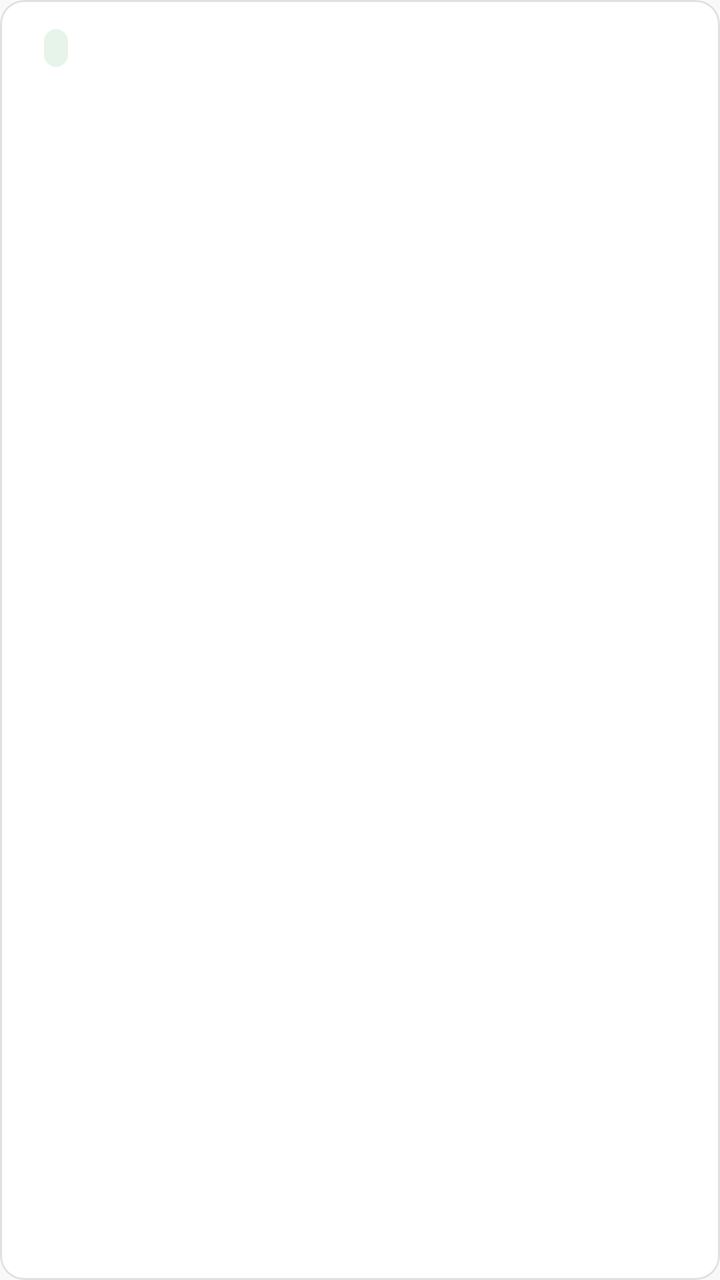
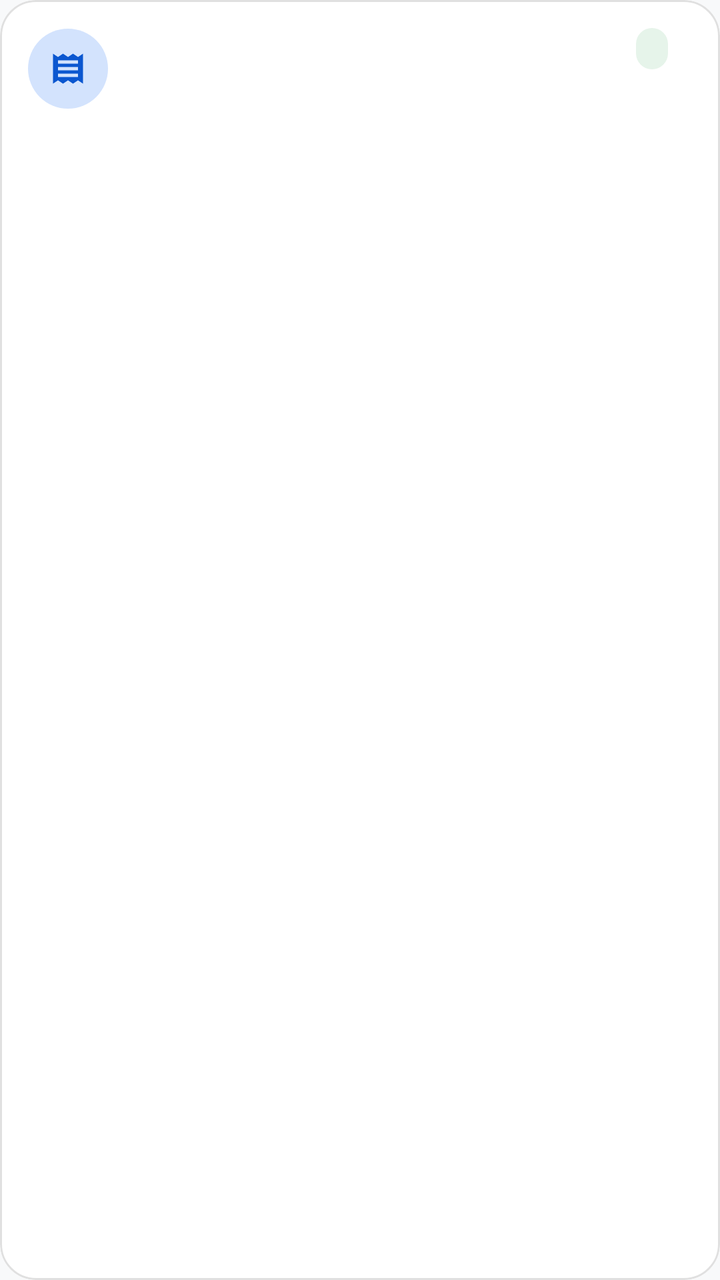

Two renders of the same Android screen: before a commit and after it. Below are the layout's source before the change and the commit's diff.
<!-- AndroidManifest.xml: application theme Theme.OrderPro -->
<!-- res/layout/item_order.xml -->
<?xml version="1.0" encoding="utf-8"?>
<com.google.android.material.card.MaterialCardView xmlns:android="http://schemas.android.com/apk/res/android"
    xmlns:app="http://schemas.android.com/apk/res-auto"
    android:layout_width="match_parent"
    android:layout_height="wrap_content"
    android:layout_marginBottom="8dp"
    app:cardBackgroundColor="@color/surface_light"
    app:cardCornerRadius="12dp"
    app:strokeColor="@color/outline_light"
    app:strokeWidth="1dp">

    <LinearLayout
        android:layout_width="match_parent"
        android:layout_height="wrap_content"
        android:gravity="center_vertical"
        android:orientation="horizontal"
        android:padding="14dp">

        <LinearLayout
            android:layout_width="0dp"
            android:layout_height="wrap_content"
            android:layout_weight="1"
            android:orientation="vertical">

            <LinearLayout
                android:layout_width="wrap_content"
                android:layout_height="wrap_content"
                android:gravity="center_vertical"
                android:orientation="horizontal">

                <TextView
                    android:id="@+id/tvCustomerName"
                    android:layout_width="wrap_content"
                    android:layout_height="wrap_content"
                    android:textColor="@color/on_surface_light"
                    android:textSize="15sp"
                    android:textStyle="bold" />

                <TextView
                    android:id="@+id/tvOrderStatusBadge"
                    android:layout_width="wrap_content"
                    android:layout_height="wrap_content"
                    android:layout_marginStart="8dp"
                    android:background="@drawable/shape_rounded_badge"
                    android:paddingHorizontal="6dp"
                    android:paddingVertical="2dp"
                    android:textColor="@color/trend_positive_green"
                    android:textSize="11sp"
                    android:textStyle="bold" />
            </LinearLayout>

            <TextView
                android:id="@+id/tvOrderSubdetails"
                android:layout_width="wrap_content"
                android:layout_height="wrap_content"
                android:layout_marginTop="4dp"
                android:textColor="@color/on_surface_variant_light"
                android:textSize="13sp" />
        </LinearLayout>

        <TextView
            android:id="@+id/tvOrderTotalAmount"
            android:layout_width="wrap_content"
            android:layout_height="wrap_content"
            android:layout_marginStart="12dp"
            android:textColor="@color/on_surface_light"
            android:textSize="15sp"
            android:textStyle="bold" />
    </LinearLayout>
</com.google.android.material.card.MaterialCardView>
<!-- resources referenced by this layout -->
<resources>
  <color name="on_surface_light">#1F1F1F</color>
  <color name="on_surface_variant_light">#444746</color>
  <color name="outline_light">#E0E0E0</color>
  <color name="surface_light">#FFFFFF</color>
  <color name="trend_positive_green">#137333</color>
  <!-- drawable shape_rounded_badge (drawable) -->
  <?xml version="1.0" encoding="utf-8"?>
  <shape xmlns:android="http://schemas.android.com/apk/res/android"
      android:shape="rectangle">
      <corners android:radius="6dp" />
      <solid android:color="@color/trend_positive_green_bg" />
  </shape>
  <style name="Theme.OrderPro" parent="Theme.Material3.DayNight.NoActionBar">
          <item name="colorPrimary">@color/google_blue</item>
          <item name="colorOnPrimary">@color/surface_light</item>
          <item name="colorPrimaryContainer">@color/google_blue_container</item>
          <item name="colorOnPrimaryContainer">@color/on_google_blue_container</item>
          <item name="android:colorBackground">@color/background_light</item>
          <item name="colorSurface">@color/surface_light</item>
          <item name="colorSurfaceVariant">@color/tonal_surface_light</item>
          <item name="colorOnSurface">@color/on_surface_light</item>
          <item name="colorOnSurfaceVariant">@color/on_surface_variant_light</item>
          <item name="colorOutline">@color/outline_light</item>
      </style>
  <color name="trend_positive_green_bg">#E6F4EA</color>
  <color name="google_blue">#0B57D0</color>
  <color name="google_blue_container">#D3E3FD</color>
  <color name="on_google_blue_container">#041E49</color>
  <color name="background_light">#F8F9FA</color>
  <color name="tonal_surface_light">#F3F6FC</color>
</resources>

<!-- the commit's change to res/layout/item_order.xml (unified diff, before → after) -->
@@ -3,9 +3,13 @@
     xmlns:app="http://schemas.android.com/apk/res-auto"
     android:layout_width="match_parent"
     android:layout_height="wrap_content"
-    android:layout_marginBottom="8dp"
+    android:layout_marginBottom="@dimen/card_margin_bottom"
+    android:clickable="true"
+    android:focusable="true"
     app:cardBackgroundColor="@color/surface_light"
-    app:cardCornerRadius="12dp"
+    app:cardCornerRadius="@dimen/card_corner_radius_expressive"
+    app:cardElevation="0dp"
+    app:rippleColor="@color/google_blue_container"
     app:strokeColor="@color/outline_light"
     app:strokeWidth="1dp">
 
@@ -14,24 +18,45 @@
         android:layout_height="wrap_content"
         android:gravity="center_vertical"
         android:orientation="horizontal"
-        android:padding="14dp">
+        android:padding="@dimen/card_padding">
 
+        
+        <FrameLayout
+            android:layout_width="40dp"
+            android:layout_height="40dp"
+            android:layout_marginEnd="12dp"
+            android:background="@drawable/shape_circle_primary_container">
+
+            <ImageView
+                android:layout_width="20dp"
+                android:layout_height="20dp"
+                android:layout_gravity="center"
+                android:contentDescription="@null"
+                android:src="@drawable/ic_receipt"
+                app:tint="@color/google_blue" />
+        </FrameLayout>
+
+        
         <LinearLayout
             android:layout_width="0dp"
             android:layout_height="wrap_content"
             android:layout_weight="1"
             android:orientation="vertical">
 
+            
             <LinearLayout
-                android:layout_width="wrap_content"
+                android:layout_width="match_parent"
                 android:layout_height="wrap_content"
                 android:gravity="center_vertical"
                 android:orientation="horizontal">
 
                 <TextView
                     android:id="@+id/tvCustomerName"
-                    android:layout_width="wrap_content"
+                    android:layout_width="0dp"
                     android:layout_height="wrap_content"
+                    android:layout_weight="1"
+                    android:ellipsize="end"
+                    android:maxLines="1"
                     android:textColor="@color/on_surface_light"
                     android:textSize="15sp"
                     android:textStyle="bold" />
@@ -42,8 +67,10 @@
                     android:layout_height="wrap_content"
                     android:layout_marginStart="8dp"
                     android:background="@drawable/shape_rounded_badge"
-                    android:paddingHorizontal="6dp"
-                    android:paddingVertical="2dp"
+                    android:ellipsize="end"
+                    android:maxLines="1"
+                    android:paddingHorizontal="@dimen/badge_padding_horizontal"
+                    android:paddingVertical="@dimen/badge_padding_vertical"
                     android:textColor="@color/trend_positive_green"
                     android:textSize="11sp"
                     android:textStyle="bold" />
@@ -51,19 +78,24 @@
 
             <TextView
                 android:id="@+id/tvOrderSubdetails"
-                android:layout_width="wrap_content"
+                android:layout_width="match_parent"
                 android:layout_height="wrap_content"
                 android:layout_marginTop="4dp"
+                android:ellipsize="end"
+                android:maxLines="1"
                 android:textColor="@color/on_surface_variant_light"
-                android:textSize="13sp" />
+                android:textSize="12sp" />
         </LinearLayout>
 
+        
         <TextView
             android:id="@+id/tvOrderTotalAmount"
             android:layout_width="wrap_content"
             android:layout_height="wrap_content"
             android:layout_marginStart="12dp"
-            android:textColor="@color/on_surface_light"
+            android:gravity="end"
+            android:maxLines="1"
+            android:textColor="@color/google_blue"
             android:textSize="15sp"
             android:textStyle="bold" />
     </LinearLayout>
<!-- resource entries referenced after the edit -->
@@ -5,11 +5,32 @@
   <color name="outline_light">#E0E0E0</color>
   <color name="surface_light">#FFFFFF</color>
   <color name="trend_positive_green">#137333</color>
+  <dimen name="badge_padding_horizontal">8dp</dimen>
+  <dimen name="badge_padding_vertical">3dp</dimen>
+  <dimen name="card_corner_radius_expressive">18dp</dimen>
+  <dimen name="card_margin_bottom">8dp</dimen>
+  <dimen name="card_padding">14dp</dimen>
+  <!-- drawable ic_receipt (drawable) -->
+  <vector xmlns:android="http://schemas.android.com/apk/res/android"
+      android:width="24dp"
+      android:height="24dp"
+      android:viewportWidth="24"
+      android:viewportHeight="24">
+      <path
+          android:fillColor="#FF000000"
+          android:pathData="M18,17H6v-2h12v2zM18,13H6v-2h12v2zM18,9H6V7h12v2zM3,3v18l3,-2 3,2 3,-2 3,2 3,-2 3,2V3l-3,2 -3,-2 -3,2 -3,-2 -3,2 -3,-2z"/>
+  </vector>
+  <!-- drawable shape_circle_primary_container (drawable) -->
+  <?xml version="1.0" encoding="utf-8"?>
+  <shape xmlns:android="http://schemas.android.com/apk/res/android"
+      android:shape="oval">
+      <solid android:color="@color/google_blue_container" />
+  </shape>
   <!-- drawable shape_rounded_badge (drawable) -->
   <?xml version="1.0" encoding="utf-8"?>
   <shape xmlns:android="http://schemas.android.com/apk/res/android"
       android:shape="rectangle">
-      <corners android:radius="6dp" />
+      <corners android:radius="@dimen/badge_corner_radius" />
       <solid android:color="@color/trend_positive_green_bg" />
   </shape>
   <style name="Theme.OrderPro" parent="Theme.Material3.DayNight.NoActionBar">
@@ -23,12 +44,27 @@
           <item name="colorOnSurface">@color/on_surface_light</item>
           <item name="colorOnSurfaceVariant">@color/on_surface_variant_light</item>
           <item name="colorOutline">@color/outline_light</item>
+  
+          
+          <item name="shapeAppearanceCornerSmall">@style/ShapeAppearance.OrderPro.SmallComponent</item>
+          <item name="shapeAppearanceCornerMedium">@style/ShapeAppearance.OrderPro.MediumComponent</item>
+          <item name="shapeAppearanceCornerLarge">@style/ShapeAppearance.OrderPro.LargeComponent</item>
       </style>
+  <dimen name="badge_corner_radius">100dp</dimen>
   <color name="trend_positive_green_bg">#E6F4EA</color>
   <color name="google_blue">#0B57D0</color>
   <color name="google_blue_container">#D3E3FD</color>
   <color name="on_google_blue_container">#041E49</color>
   <color name="background_light">#F8F9FA</color>
   <color name="tonal_surface_light">#F3F6FC</color>
+  <style name="ShapeAppearance.OrderPro.SmallComponent" parent="ShapeAppearance.Material3.Corner.Small">
+          <item name="cornerSize">10dp</item>
+      </style>
+  <style name="ShapeAppearance.OrderPro.MediumComponent" parent="ShapeAppearance.Material3.Corner.Medium">
+          <item name="cornerSize">18dp</item>
+      </style>
+  <style name="ShapeAppearance.OrderPro.LargeComponent" parent="ShapeAppearance.Material3.Corner.Large">
+          <item name="cornerSize">24dp</item>
+      </style>
 </resources>
 
